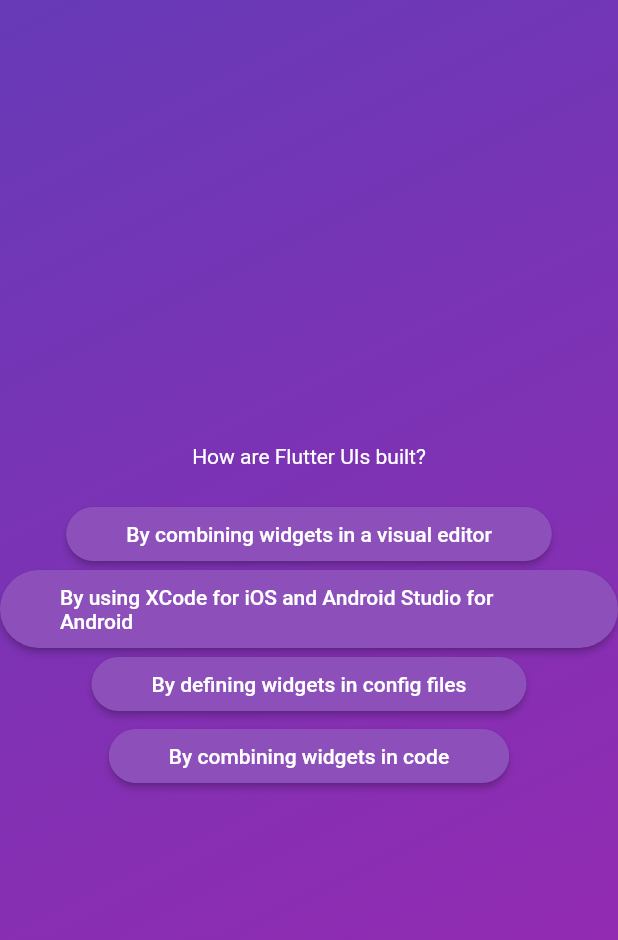
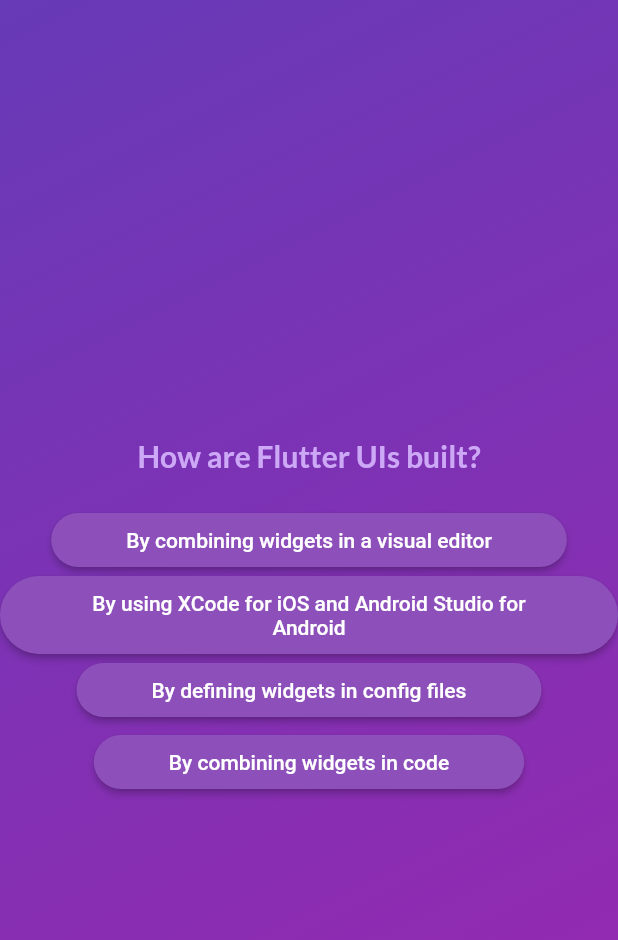
Before and after one commit to Navid-Rahman/Quiz-App-With-Notes, a Flutter app: the screen it shows after launch, after a tap on "Start Quiz", after a tap on "Components", on a phone screen of 412 x 824 dp. Shown: the top 940 px of the screen. Run offline on Flutter 3.47's test engine with Material 2 defaults, Android fonts, the phone set to English and light mode, and no system bars; our stand-ins replace google_fonts.

Commit message:
Question modules updated

```diff
--- a/lib/answer_button.dart
+++ b/lib/answer_button.dart
@@ -17,7 +17,7 @@ class AnswerButton extends StatelessWidget {
       onPressed: onPressed,
       style: ElevatedButton.styleFrom(
         padding: const EdgeInsets.symmetric(
-          horizontal: 40,
+          horizontal: 50,
           vertical: 10,
         ),
         backgroundColor: const Color.fromARGB(255, 141, 80, 187),
@@ -26,7 +26,10 @@ class AnswerButton extends StatelessWidget {
           borderRadius: BorderRadius.circular(40),
         ),
       ),
-      child: Text(answerText),
+      child: Text(
+        answerText,
+        textAlign: TextAlign.center,
+      ),
     );
   }
 }
--- a/lib/questions_screen.dart
+++ b/lib/questions_screen.dart
@@ -1,9 +1,17 @@
+// ignore_for_file: public_member_api_docs, sort_constructors_first
 import 'package:flutter/material.dart';
+import 'package:google_fonts/google_fonts.dart';
+
 import 'package:quiz_app_flutter/answer_button.dart';
 import 'package:quiz_app_flutter/data/questions.dart';
 
 class QuestionsScreen extends StatefulWidget {
-  const QuestionsScreen({super.key});
+  const QuestionsScreen({
+    Key? key,
+    required this.onSelectAnswer,
+  }) : super(key: key);
+
+  final void Function(String answer) onSelectAnswer;
 
   @override
   State<QuestionsScreen> createState() => _QuestionsScreenState();
@@ -12,7 +20,8 @@ class QuestionsScreen extends StatefulWidget {
 class _QuestionsScreenState extends State<QuestionsScreen> {
   var currentQuestionIndex = 0;
 
-  void answerOfQuestion() {
+  void answerOfQuestion(String selectedAnswer) {
+    widget.onSelectAnswer(selectedAnswer);
     setState(() {
       // currentQuestionIndex = currentQuestionIndex + 1;
       // currentQuestionIndex += 1;
@@ -32,9 +41,10 @@ class _QuestionsScreenState extends State<QuestionsScreen> {
             Text(
               currentQuestion.question,
               textAlign: TextAlign.center,
-              style: const TextStyle(
-                color: Colors.white,
-                //fontSize: 20,
+              style: GoogleFonts.lato(
+                color: const Color.fromARGB(255, 205, 168, 246),
+                fontSize: 20,
+                fontWeight: FontWeight.bold,
               ),
             ),
             const SizedBox(
@@ -46,7 +56,9 @@ class _QuestionsScreenState extends State<QuestionsScreen> {
 
               return AnswerButton(
                 answerText: item,
-                onPressed: answerOfQuestion,
+                onPressed: () {
+                  answerOfQuestion(item);
+                },
 
                 //? Calling a function with parenthesis: When you call a function with parentheses, you are executing the function and passing any necessary arguments.
                 //? Calling a function without parenthesis: When you call a function without parentheses, you are referring to the function itself, not executing it.
--- a/lib/quiz.dart
+++ b/lib/quiz.dart
@@ -11,6 +11,7 @@ class Quiz extends StatefulWidget {
 
 class _QuizState extends State<Quiz> {
   Widget? activeScreen;
+  final List<String> selectedAnswers = [];
 
   @override
   void initState() {
@@ -23,8 +24,14 @@ class _QuizState extends State<Quiz> {
 
   void switchScreen() {
     setState(() {
-      activeScreen = const QuestionsScreen();
+      activeScreen = QuestionsScreen(
+        onSelectAnswer: chooseAnswers,
+      );
     });
+  }
+
+  void chooseAnswers(String answer) {
+    selectedAnswers.add(answer);
   }
 
   @override
--- a/lib/start_screen.dart
+++ b/lib/start_screen.dart
@@ -1,4 +1,5 @@
 import 'package:flutter/material.dart';
+import 'package:google_fonts/google_fonts.dart';
 
 class StartScreen extends StatelessWidget {
   const StartScreen(
@@ -41,11 +42,11 @@ class StartScreen extends StatelessWidget {
             ),
 
             //* Tagline
-            const Text(
+            Text(
               'Learn Flutter the fun way!',
-              style: TextStyle(
+              style: GoogleFonts.lato(
                 fontSize: 20,
-                color: Color.fromARGB(255, 218, 162, 224),
+                color: const Color.fromARGB(255, 218, 162, 224),
               ),
             ),
             const SizedBox(
--- a/pubspec.yaml
+++ b/pubspec.yaml
@@ -34,6 +34,7 @@ dependencies:
   # The following adds the Cupertino Icons font to your application.
   # Use with the CupertinoIcons class for iOS style icons.
   cupertino_icons: ^1.0.2
+  google_fonts: ^5.1.0
 
 dev_dependencies:
   flutter_test:
```
Also changed, not shown: pubspec.lock, 3 other files.
